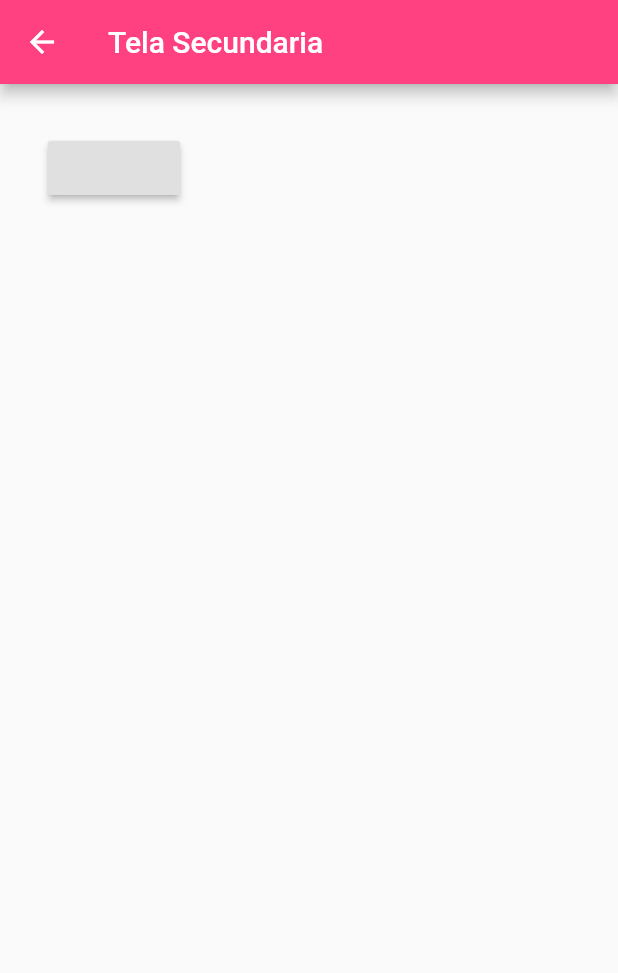
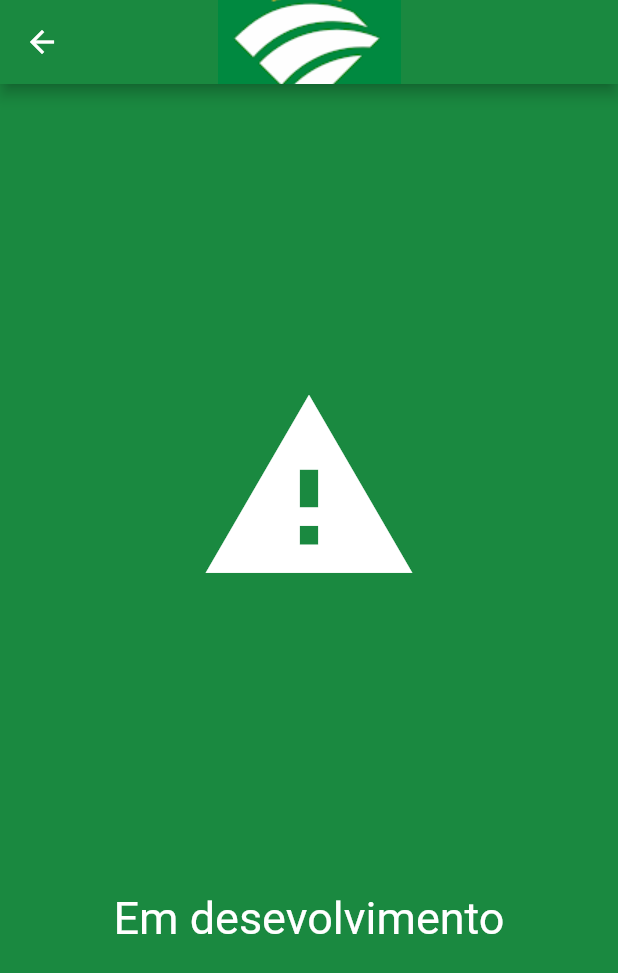
Before and after one commit to leandrorochaadm/credisis_demo, a Flutter app: the TelaSecundaria screen opened directly, on a phone screen of 412 x 824 dp. Shown: the top 973 px of the screen. Run offline on Flutter 3.47's test engine with Material 2 defaults, Android fonts, the phone set to English and light mode, and no system bars; missing offline and left inert: dart:ffi.

Commit message:
tela secundario novo icone e cor de fundo

```diff
--- a/lib/screens/TelaSecundaria.dart
+++ b/lib/screens/TelaSecundaria.dart
@@ -8,22 +8,39 @@ class TelaSecundaria extends StatefulWidget {
 class _TelaSecundariaState extends State<TelaSecundaria> {
   @override
   Widget build(BuildContext context) {
-    return  Scaffold(
+    return Scaffold(
+      backgroundColor: Theme.of(context).primaryColor,
       appBar: AppBar(
-        title: Text("Tela Secundaria"),
-        backgroundColor: Colors.pinkAccent,
+        centerTitle: true,
+        title: Image.asset("lib/images/logo2.png"),
+//        backgroundColor: Theme.of(context).primaryColor,
       ),
       body: Container(
-        padding: EdgeInsets.all(32),
+        width: double.infinity,
+//        padding: EdgeInsets.all(32),
+        decoration: BoxDecoration(color: Theme.of(context).primaryColor),
         child: Column(
+          crossAxisAlignment: CrossAxisAlignment.center,
+          mainAxisAlignment: MainAxisAlignment.spaceEvenly,
           children: <Widget>[
-            RaisedButton(
-              onPressed: (){},
-              padding: EdgeInsets.all(15),
+            /*Image.asset(
+              "lib/images/logo2.png",
+//              width: 150.0,
+            ),*/
+            Icon(
+              Icons.report_problem,
+              size: 150.0,
+              color: Theme.of(context).secondaryHeaderColor,
             ),
+            Text(
+              "Em desevolvimento",
+              style: TextStyle(
+                  fontSize: 30.0,
+                  color: Theme.of(context).secondaryHeaderColor),
+            )
           ],
         ),
-      ) ,
+      ),
     );
   }
 }
```
